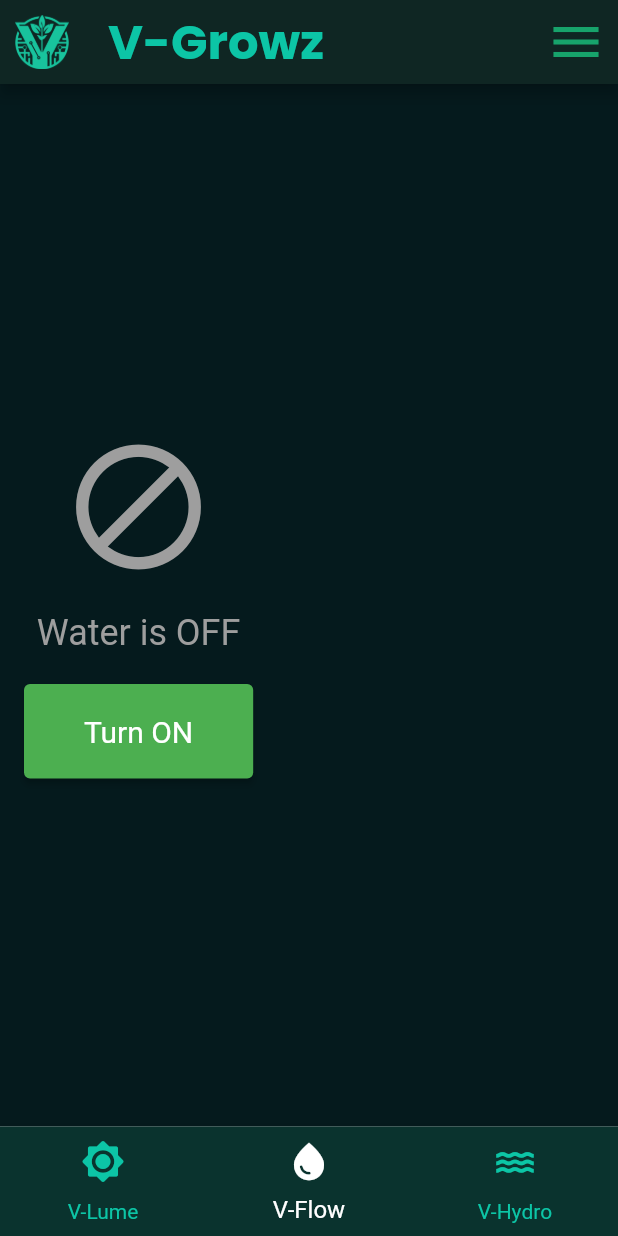
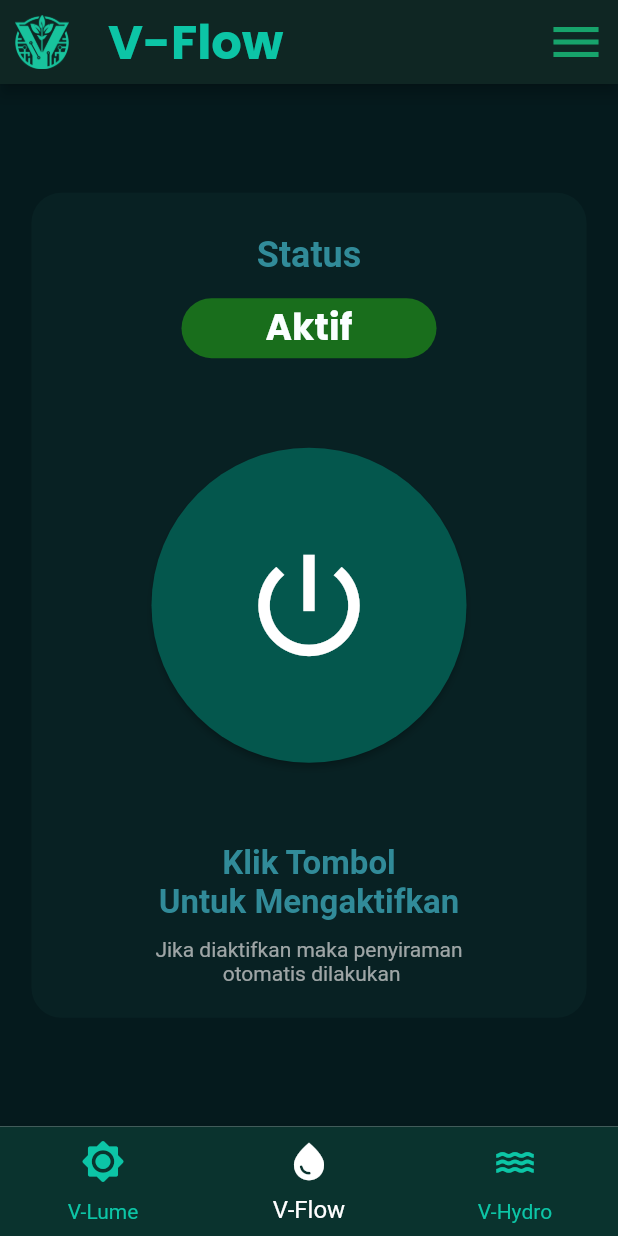
Before and after one commit to WidiAtmaja/vgrowz-p2mw, a Flutter app: the screen it shows after launch, item 2 of the bottom bar chosen, on a phone screen of 412 x 824 dp. Run offline on Flutter 3.47's test engine with Material 2 defaults, Android fonts, the light colour scheme and no system bars; our stand-ins replace google_fonts.

Commit message:
tinggal v lume

```diff
--- a/lib/homepage.dart
+++ b/lib/homepage.dart
@@ -13,11 +13,17 @@ class Homepage extends StatefulWidget {
 }
 
 class _HomepageState extends State<Homepage> {
-  int _curentIndex = 0;
-  List<Widget> body = const [
+  int _currentIndex = 0;
+  List<Widget> _screens = [
     Vlume(),
     Vflow(),
     Vhydro(),
+  ];
+
+  List<String> _appBarTitles = [
+    'V-Lume',
+    'V-Flow',
+    'V-Hydro',
   ];
 
   @override
@@ -35,19 +41,20 @@ class _HomepageState extends State<Homepage> {
           ),
         ),
         title: Text(
-          'V-Growz',
+          _appBarTitles[_currentIndex],
           style: TextStyles.heading1,
         ),
       ),
       endDrawer: DrawerDetail(),
-      body: Center(
-        child: body[_curentIndex],
+      body: IndexedStack(
+        index: _currentIndex,
+        children: _screens,
       ),
       bottomNavigationBar: BottomNavigationBar(
-        currentIndex: _curentIndex,
+        currentIndex: _currentIndex,
         onTap: (int newIndex) {
           setState(() {
-            _curentIndex = newIndex;
+            _currentIndex = newIndex;
           });
         },
         iconSize: 30.0, // ukuran ikon
@@ -61,31 +68,22 @@ class _HomepageState extends State<Homepage> {
           BottomNavigationBarItem(
             label: 'V-Lume',
             icon: Padding(
-              padding:
-                  EdgeInsets.only(bottom: 8.0), // Adjust the padding as needed
-              child: Icon(
-                Icons.brightness_7_rounded,
-              ),
+              padding: EdgeInsets.only(bottom: 8.0),
+              child: Icon(Icons.brightness_7_rounded),
             ),
           ),
           BottomNavigationBarItem(
             label: 'V-Flow',
             icon: Padding(
-              padding:
-                  EdgeInsets.only(bottom: 8.0), // Adjust the padding as needed
-              child: Icon(
-                Icons.water_drop,
-              ),
+              padding: EdgeInsets.only(bottom: 8.0),
+              child: Icon(Icons.water_drop),
             ),
           ),
           BottomNavigationBarItem(
             label: 'V-Hydro',
             icon: Padding(
-              padding:
-                  EdgeInsets.only(bottom: 8.0), // Adjust the padding as needed
-              child: Icon(
-                Icons.water_sharp,
-              ),
+              padding: EdgeInsets.only(bottom: 8.0),
+              child: Icon(Icons.water_sharp),
             ),
           ),
         ],
--- a/lib/screens/vflow.dart
+++ b/lib/screens/vflow.dart
@@ -1,48 +1,110 @@
 import 'package:flutter/material.dart';
-import 'package:provider/provider.dart';
-import '../providers/waterflowprovider.dart';
 import 'package:vgrowz/utils/utils.dart';
 
-class Vflow extends StatelessWidget {
+class Vflow extends StatefulWidget {
   const Vflow({super.key});
 
   @override
+  State<Vflow> createState() => _VflowState();
+}
+
+class _VflowState extends State<Vflow> {
+  @override
   Widget build(BuildContext context) {
-    final waterFlowProvider = Provider.of<WaterFlowProvider>(context);
-
     return Scaffold(
       backgroundColor: AppColors.primary,
-      body: Padding(
-        padding: const EdgeInsets.all(16.0),
+      body: Center(
+        child: Container(
+          height: 550,
+          width: 370,
+          decoration: BoxDecoration(
+            color: AppColors.bgcard,
+            borderRadius: BorderRadius.circular(20),
+          ),
+          child: ClipRRect(
+            borderRadius: BorderRadius.circular(20),
+            child: Column(
+              children: [
+                Flexible(
+                  flex: 2,
+                  child: Center(
                     child: Column(
                       mainAxisAlignment: MainAxisAlignment.center,
                       children: [
-            Icon(
-              waterFlowProvider.isWaterOn ? Icons.opacity : Icons.block,
-              color: waterFlowProvider.isWaterOn ? Colors.blue : Colors.grey,
-              size: 100,
+                        Text(
+                          'Status',
+                          style: TextStyle(
+                              color: TextColor.secondary,
+                              fontSize: 24,
+                              fontWeight: FontWeight.bold),
                         ),
-            const SizedBox(height: 20),
-            Text(
-              waterFlowProvider.isWaterOn ? 'Water is ON' : 'Water is OFF',
-              style: TextStyle(
-                fontSize: 24,
-                color: waterFlowProvider.isWaterOn ? Colors.blue : Colors.grey,
+                        SizedBox(
+                          height: 15,
+                        ),
+                        Container(
+                          width: 170,
+                          height: 40,
+                          decoration: BoxDecoration(
+                            color: Color.fromARGB(255, 25, 110, 28),
+                            borderRadius: BorderRadius.circular(20),
+                          ),
+                          child: Center(
+                            child: Text(
+                              'Aktif',
+                              style: TextStyles.status,
                             ),
                           ),
-            const SizedBox(height: 20),
-            ElevatedButton(
-              onPressed: waterFlowProvider.toggleWaterFlow,
+                        )
+                      ],
+                    ),
+                  ),
+                ),
+                Flexible(
+                  flex: 4,
+                  child: Center(
+                      child: ElevatedButton(
+                    onPressed: () {},
+                    child: Icon(
+                      Icons.power_settings_new,
+                      size: 90,
+                    ),
                     style: ElevatedButton.styleFrom(
-                primary:
-                    waterFlowProvider.isWaterOn ? Colors.red : Colors.green,
-                padding:
-                    const EdgeInsets.symmetric(horizontal: 40, vertical: 20),
-                textStyle: const TextStyle(fontSize: 20),
+                        backgroundColor: AppColors.button,
+                        shape: CircleBorder(),
+                        padding: EdgeInsets.all(60)),
+                  )),
                 ),
-              child: Text(waterFlowProvider.isWaterOn ? 'Turn OFF' : 'Turn ON'),
+                Flexible(
+                  flex: 2,
+                  child: Center(
+                    child: Column(
+                      mainAxisAlignment: MainAxisAlignment.center,
+                      children: [
+                        Text(
+                          'Klik Tombol\nUntuk Mengaktifkan',
+                          textAlign: TextAlign.center,
+                          style: TextStyle(
+                              color: TextColor.secondary,
+                              fontSize: 22,
+                              fontWeight: FontWeight.bold),
+                        ),
+                        SizedBox(
+                          height: 10,
+                        ),
+                        Text(
+                          'Jika diaktifkan maka penyiraman \n otomatis dilakukan',
+                          textAlign: TextAlign.center,
+                          style: TextStyle(
+                            color: Color.fromARGB(184, 216, 216, 216),
+                          ),
+                        )
+                      ],
+                    ),
+                  ),
                 ),
               ],
+            ),
+          ),
         ),
       ),
     );
--- a/lib/screens/vhydro.dart
+++ b/lib/screens/vhydro.dart
@@ -12,10 +12,55 @@ class _VhydroState extends State<Vhydro> {
   @override
   Widget build(BuildContext context) {
     return Scaffold(
-      backgroundColor: AppColors.primary,
-      body: Center(
-        child: Text('Ini vhydro'),
-      ),
-    );
+        backgroundColor: AppColors.primary,
+        body: Center(
+          child: Container(
+            height: 550,
+            width: 370,
+            decoration: BoxDecoration(
+                color: AppColors.bgcard,
+                borderRadius: BorderRadius.circular(20)),
+            child: Column(
+              mainAxisAlignment: MainAxisAlignment.center,
+              children: [
+                Container(
+                  width: double.infinity,
+                  height: 100,
+                  child: Center(
+                    child: Text(
+                      'Kelembaban',
+                      style: TextStyles.heading1,
+                    ),
+                  ),
+                ),
+                Container(
+                    width: 280,
+                    height: 120,
+                    child: Container(
+                      decoration: BoxDecoration(
+                        color: Color.fromARGB(255, 13, 81, 79),
+                        borderRadius: BorderRadius.circular(70),
+                      ),
+                      child: Center(
+                        child: Text(
+                          '879',
+                          style: TextStyles.lembab,
+                        ),
+                      ),
+                    )),
+                Container(
+                  width: double.infinity,
+                  height: 100,
+                  child: Center(
+                    child: Text(
+                      'Kelembaban tanah hari ini',
+                      style: TextStyles.body,
+                    ),
+                  ),
+                ),
+              ],
+            ),
+          ),
+        ));
   }
 }
--- a/lib/utils/utils.dart
+++ b/lib/utils/utils.dart
@@ -5,7 +5,9 @@ class AppColors {
   static const Color primary = Color.fromARGB(255, 5, 26, 29);
   static const Color secondary = Color.fromARGB(255, 15, 38, 35);
   static const Color tertiary = Color.fromARGB(255, 10, 51, 46);
+  static const Color bgcard = Color.fromARGB(255, 8, 33, 35);
   static const Color drawer = Color.fromARGB(255, 17, 112, 101);
+  static const Color button = Color.fromARGB(255, 4, 87, 77);
   static const Color drawerIcon = Color.fromARGB(255, 23, 163, 107);
   static const Color white = Color.fromARGB(255, 255, 255, 255);
 }
@@ -32,6 +34,18 @@ class TextStyles {
     color: TextColor.secondary,
   );
 
+  static final TextStyle status = GoogleFonts.poppins(
+    fontSize: 24,
+    fontWeight: FontWeight.bold,
+    color: Color.fromARGB(255, 250, 255, 255),
+  );
+
+  static final TextStyle lembab = GoogleFonts.poppins(
+    fontSize: 64,
+    fontWeight: FontWeight.bold,
+    color: Color.fromARGB(255, 89, 224, 224),
+  );
+
   static final TextStyle body = GoogleFonts.poppins(
     fontSize: 16,
     fontWeight: FontWeight.normal,
```
Also changed, not shown: lib/backup.dart (added, +50 -0 lines). Lines whose indentation alone changed are shown as unchanged.
